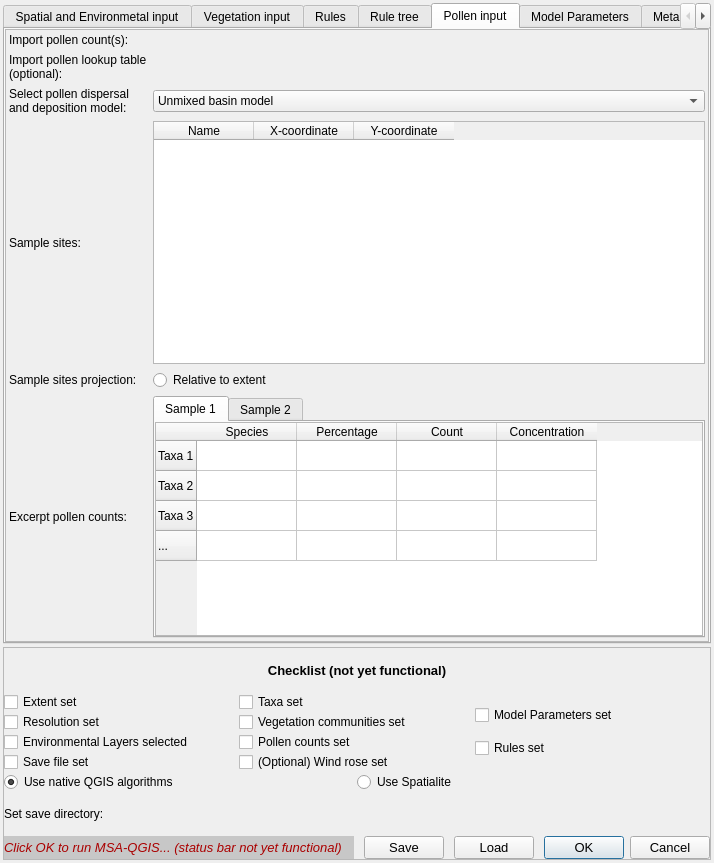
First picture: the form in MSA_QGIS_dialog_base.ui, repository ThyavdBerg/MSA-Q, before the edit.
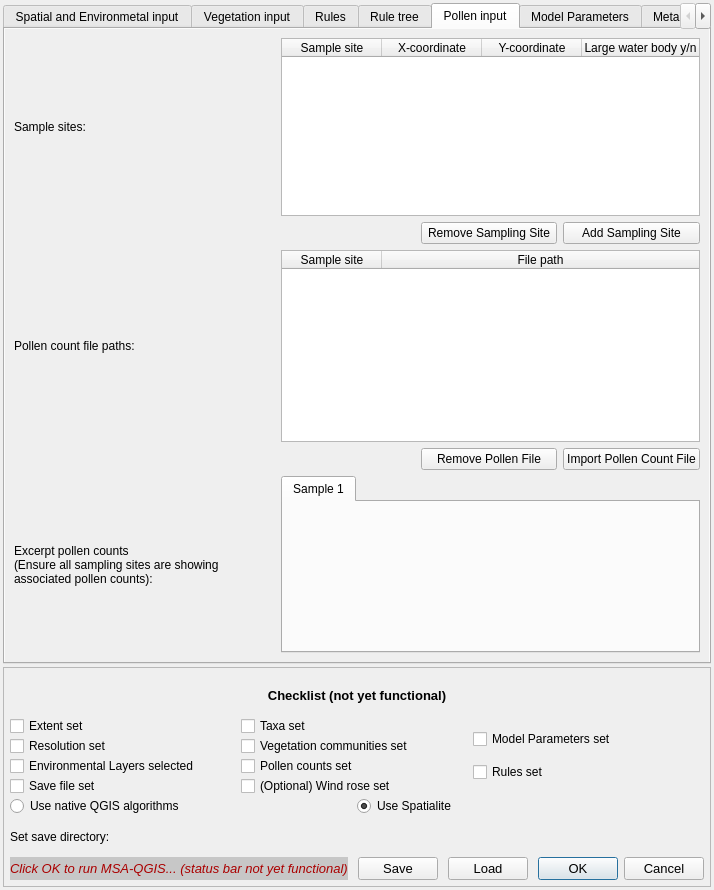
Second picture: the form after the edit. Custom widgets are drawn as their Qt base class.

Commit message: Can now add the sampling sites as well as a link to the pollen counts csv file for those sampling sites in the UI

Diff of the .ui file:
```diff
--- a/MSA_QGIS_dialog_base.ui
+++ b/MSA_QGIS_dialog_base.ui
@@ -10,7 +10,7 @@
     <x>0</x>
     <y>0</y>
     <width>714</width>
-    <height>863</height>
+    <height>890</height>
    </rect>
   </property>
   <property name="contextMenuPolicy">
@@ -51,15 +51,18 @@
     <number>3</number>
    </property>
    <item>
-    <layout class="QVBoxLayout" name="verticalLayout_overAll" stretch="1">
+    <layout class="QVBoxLayout" name="verticalLayout_overAll" stretch="0">
      <property name="spacing">
-      <number>0</number>
+      <number>3</number>
      </property>
      <item>
       <widget class="QTabWidget" name="tab_top">
        <property name="enabled">
         <bool>true</bool>
        </property>
+       <property name="styleSheet">
+        <string notr="true">tab_rules {background-color: rgb(240, 240, 240)};</string>
+       </property>
        <property name="currentIndex">
         <number>4</number>
        </property>
@@ -916,6 +919,12 @@
          </property>
          <item>
           <widget class="QScrollArea" name="scrollArea_3">
+           <property name="frameShape">
+            <enum>QFrame::NoFrame</enum>
+           </property>
+           <property name="lineWidth">
+            <number>0</number>
+           </property>
            <property name="widgetResizable">
             <bool>true</bool>
            </property>
@@ -924,106 +933,47 @@
              <rect>
               <x>0</x>
               <y>0</y>
-              <width>698</width>
-              <height>611</height>
+              <width>700</width>
+              <height>633</height>
              </rect>
             </property>
-            <layout class="QGridLayout" name="gridLayout_3" columnstretch="0,0,2">
-             <property name="leftMargin">
-              <number>3</number>
-             </property>
-             <property name="topMargin">
-              <number>3</number>
-             </property>
-             <property name="rightMargin">
-              <number>3</number>
-             </property>
-             <property name="bottomMargin">
-              <number>3</number>
-             </property>
-             <item row="0" column="0">
-              <widget class="QLabel" name="label_importPollen">
+            <layout class="QGridLayout" name="gridLayout_3" rowstretch="0,0,0,0,0">
+             <item row="3" column="3">
+              <widget class="QPushButton" name="pushButton_importPollen">
                <property name="text">
-                <string>Import pollen count(s):</string>
+                <string>Import Pollen Count File</string>
                </property>
-               <property name="wordWrap">
-                <bool>true</bool>
-               </property>
               </widget>
              </item>
-             <item row="0" column="1" colspan="2">
-              <widget class="QgsFileWidget" name="qgsFileWidget_importPollen"/>
-             </item>
-             <item row="1" column="0">
-              <widget class="QLabel" name="label_importLookup">
-               <property name="text">
-                <string>Import pollen lookup table (optional):</string>
-               </property>
-               <property name="wordWrap">
-                <bool>true</bool>
-               </property>
-              </widget>
-             </item>
-             <item row="1" column="1" colspan="2">
-              <widget class="QgsFileWidget" name="qgsFileWidget_importLookup"/>
-             </item>
-             <item row="2" column="0">
-              <widget class="QLabel" name="label_selModel">
-               <property name="toolTip">
-                <string>&lt;html&gt;&lt;head/&gt;&lt;body&gt;&lt;p&gt;Various pollen dispersal and deposition models are possible natively in MSA-QGIS&lt;/p&gt;&lt;/body&gt;&lt;/html&gt;</string>
-               </property>
-               <property name="text">
-                <string>Select pollen dispersal and deposition model:</string>
-               </property>
-               <property name="wordWrap">
-                <bool>true</bool>
-               </property>
-              </widget>
-             </item>
-             <item row="2" column="1" colspan="2">
-              <widget class="QComboBox" name="comboBox_dispModel">
-               <item>
-                <property name="text">
-                 <string>Unmixed basin model</string>
-                </property>
-               </item>
-               <item>
-                <property name="text">
-                 <string>Mixed basin model</string>
-                </property>
-               </item>
-               <item>
-                <property name="text">
-                 <string>1/d</string>
-                </property>
-               </item>
-               <item>
-                <property name="text">
-                 <string>1/d^2</string>
-                </property>
-               </item>
-               <item>
-                <property name="text">
-                 <string>1</string>
-                </property>
-               </item>
-              </widget>
-             </item>
-             <item row="3" column="0">
-              <widget class="QLabel" name="label_sites">
-               <property name="text">
-                <string>Sample sites:</string>
-               </property>
-               <property name="wordWrap">
-                <bool>true</bool>
-               </property>
-              </widget>
-             </item>
-             <item row="3" column="1" colspan="2">
+             <item row="0" column="1" colspan="3">
               <widget class="QTableWidget" name="tableWidget_sites">
+               <property name="sizeAdjustPolicy">
+                <enum>QAbstractScrollArea::AdjustToContents</enum>
+               </property>
+               <property name="editTriggers">
+                <set>QAbstractItemView::NoEditTriggers</set>
+               </property>
+               <property name="alternatingRowColors">
+                <bool>true</bool>
+               </property>
+               <property name="selectionMode">
+                <enum>QAbstractItemView::SingleSelection</enum>
+               </property>
+               <property name="selectionBehavior">
+                <enum>QAbstractItemView::SelectRows</enum>
+               </property>
+               <property name="wordWrap">
+                <bool>true</bool>
+               </property>
+               <property name="cornerButtonEnabled">
+                <bool>true</bool>
+               </property>
+               <attribute name="horizontalHeaderStretchLastSection">
+                <bool>true</bool>
+               </attribute>
                <column>
                 <property name="text">
-                 <string>Name</string>
+                 <string>Sample site</string>
                 </property>
                </column>
                <column>
@@ -1036,111 +986,104 @@
                  <string>Y-coordinate</string>
                 </property>
                </column>
+               <column>
+                <property name="text">
+                 <string>Large water body y/n</string>
+                </property>
+               </column>
               </widget>
              </item>
-             <item row="4" column="0">
-              <widget class="QLabel" name="label_sites_2">
-               <property name="text">
-                <string>Sample sites projection:</string>
+             <item row="2" column="1" colspan="3">
+              <widget class="QTableWidget" name="tableWidget_pollenFile">
+               <property name="editTriggers">
+                <set>QAbstractItemView::NoEditTriggers</set>
                </property>
-               <property name="wordWrap">
-                <bool>true</bool>
+               <property name="selectionMode">
+                <enum>QAbstractItemView::SingleSelection</enum>
                </property>
-              </widget>
-             </item>
-             <item row="4" column="1">
-              <widget class="QRadioButton" name="radioButton">
-               <property name="text">
-                <string>Relative to extent</string>
+               <property name="selectionBehavior">
+                <enum>QAbstractItemView::SelectRows</enum>
                </property>
+               <attribute name="horizontalHeaderStretchLastSection">
+                <bool>true</bool>
+               </attribute>
+               <column>
+                <property name="text">
+                 <string>Sample site</string>
+                </property>
+               </column>
+               <column>
+                <property name="text">
+                 <string>File path</string>
+                </property>
+               </column>
               </widget>
              </item>
-             <item row="4" column="2">
-              <widget class="QgsProjectionSelectionWidget" name="mQgsProjectionSelectionWidget"/>
-             </item>
-             <item row="5" column="0">
-              <widget class="QLabel" name="label_pollenCounts">
+             <item row="1" column="3">
+              <widget class="QPushButton" name="pushButton_addSite">
                <property name="text">
-                <string>Excerpt pollen counts:</string>
+                <string>Add Sampling Site</string>
                </property>
-               <property name="wordWrap">
-                <bool>true</bool>
-               </property>
               </widget>
              </item>
-             <item row="5" column="1" colspan="2">
+             <item row="4" column="1" colspan="3">
               <widget class="QTabWidget" name="tabWidget_countSheets">
                <property name="currentIndex">
                 <number>0</number>
                </property>
-               <widget class="QWidget" name="tab_Sample1">
+               <widget class="QWidget" name="tab_dummySample">
+                <property name="enabled">
+                 <bool>false</bool>
+                </property>
                 <attribute name="title">
                  <string>Sample 1</string>
                 </attribute>
-                <layout class="QVBoxLayout" name="verticalLayout_3">
-                 <property name="leftMargin">
-                  <number>0</number>
-                 </property>
-                 <property name="topMargin">
-                  <number>0</number>
-                 </property>
-                 <property name="rightMargin">
-                  <number>0</number>
-                 </property>
-                 <property name="bottomMargin">
-                  <number>0</number>
-                 </property>
-                 <item>
-                  <widget class="QTableWidget" name="tableWidget_countSheet">
-                   <row>
-                    <property name="text">
-                     <string>Taxa 1</string>
-                    </property>
-                   </row>
-                   <row>
-                    <property name="text">
-                     <string>Taxa 2</string>
-                    </property>
-                   </row>
-                   <row>
-                    <property name="text">
-                     <string>Taxa 3</string>
-                    </property>
-                   </row>
-                   <row>
-                    <property name="text">
-                     <string>...</string>
-                    </property>
-                   </row>
-                   <column>
-                    <property name="text">
-                     <string>Species</string>
-                    </property>
-                   </column>
-                   <column>
-                    <property name="text">
-                     <string>Percentage</string>
-                    </property>
-                   </column>
-                   <column>
-                    <property name="text">
-                     <string>Count</string>
-                    </property>
-                   </column>
-                   <column>
-                    <property name="text">
-                     <string>Concentration</string>
-                    </property>
-                   </column>
-                  </widget>
-                 </item>
-                </layout>
                </widget>
-               <widget class="QWidget" name="tab_Sample2">
-                <attribute name="title">
-                 <string>Sample 2</string>
-                </attribute>
-               </widget>
+              </widget>
+             </item>
+             <item row="2" column="0">
+              <widget class="QLabel" name="label_4">
+               <property name="text">
+                <string>Pollen count file paths:</string>
+               </property>
+               <property name="wordWrap">
+                <bool>true</bool>
+               </property>
+              </widget>
+             </item>
+             <item row="0" column="0">
+              <widget class="QLabel" name="label_sites">
+               <property name="text">
+                <string>Sample sites:</string>
+               </property>
+               <property name="wordWrap">
+                <bool>true</bool>
+               </property>
+              </widget>
+             </item>
+             <item row="4" column="0">
+              <widget class="QLabel" name="label_pollenCounts">
+               <property name="text">
+                <string>Excerpt pollen counts 
+(Ensure all sampling sites are showing associated pollen counts):</string>
+               </property>
+               <property name="wordWrap">
+                <bool>true</bool>
+               </property>
+              </widget>
+             </item>
+             <item row="1" column="2">
+              <widget class="QPushButton" name="pushButton_removeSite">
+               <property name="text">
+                <string>Remove Sampling Site</string>
+               </property>
+              </widget>
+             </item>
+             <item row="3" column="2">
+              <widget class="QPushButton" name="pushButton_removePollenFile">
+               <property name="text">
+                <string>Remove Pollen File</string>
+               </property>
               </widget>
              </item>
             </layout>
@@ -1156,6 +1099,75 @@
         <attribute name="title">
          <string>Model Parameters</string>
         </attribute>
+        <widget class="QComboBox" name="comboBox_dispModel">
+         <property name="geometry">
+          <rect>
+           <x>170</x>
+           <y>20</y>
+           <width>69</width>
+           <height>22</height>
+          </rect>
+         </property>
+        </widget>
+        <widget class="QLabel" name="label">
+         <property name="geometry">
+          <rect>
+           <x>10</x>
+           <y>30</y>
+           <width>141</width>
+           <height>16</height>
+          </rect>
+         </property>
+         <property name="text">
+          <string>Model for distance weighting</string>
+         </property>
+        </widget>
+        <widget class="QgsFileWidget" name="mQgsFileWidget">
+         <property name="geometry">
+          <rect>
+           <x>170</x>
+           <y>70</y>
+           <width>90</width>
+           <height>27</height>
+          </rect>
+         </property>
+        </widget>
+        <widget class="QLabel" name="label_2">
+         <property name="geometry">
+          <rect>
+           <x>10</x>
+           <y>80</y>
+           <width>101</width>
+           <height>16</height>
+          </rect>
+         </property>
+         <property name="text">
+          <string>Import Lookup Table</string>
+         </property>
+        </widget>
+        <widget class="QTableWidget" name="tableWidget">
+         <property name="geometry">
+          <rect>
+           <x>170</x>
+           <y>110</y>
+           <width>256</width>
+           <height>192</height>
+          </rect>
+         </property>
+        </widget>
+        <widget class="QLabel" name="label_3">
+         <property name="geometry">
+          <rect>
+           <x>20</x>
+           <y>180</y>
+           <width>91</width>
+           <height>16</height>
+          </rect>
+         </property>
+         <property name="text">
+          <string>Lookup table</string>
+         </property>
+        </widget>
        </widget>
        <widget class="QWidget" name="tab_metadata">
         <property name="enabled">
@@ -1183,7 +1195,7 @@
         <x>0</x>
         <y>0</y>
         <width>706</width>
-        <height>211</height>
+        <height>218</height>
        </rect>
       </property>
       <layout class="QHBoxLayout" name="horizontalLayout_20" stretch="0">
@@ -1204,6 +1216,18 @@
        </property>
        <item>
         <layout class="QVBoxLayout" name="verticalLayout_16" stretch="1,1,1,1,1">
+         <property name="leftMargin">
+          <number>6</number>
+         </property>
+         <property name="topMargin">
+          <number>6</number>
+         </property>
+         <property name="rightMargin">
+          <number>6</number>
+         </property>
+         <property name="bottomMargin">
+          <number>6</number>
+         </property>
          <item>
           <widget class="QLabel" name="label_checklist">
            <property name="font">
@@ -1318,7 +1342,7 @@
               <string>Use native QGIS algorithms</string>
              </property>
              <property name="checked">
-              <bool>true</bool>
+              <bool>false</bool>
              </property>
             </widget>
            </item>
@@ -1331,7 +1355,7 @@
               <string>Use Spatialite</string>
              </property>
              <property name="checked">
-              <bool>false</bool>
+              <bool>true</bool>
              </property>
             </widget>
            </item>
@@ -1457,11 +1481,6 @@
    <extends>QWidget</extends>
    <header>qgsfilewidget.h</header>
   </customwidget>
-  <customwidget>
-   <class>QgsProjectionSelectionWidget</class>
-   <extends>QWidget</extends>
-   <header>qgsprojectionselectionwidget.h</header>
-  </customwidget>
  </customwidgets>
  <resources/>
  <connections>
```
Left out of the diff: 28 changed lines with no effect on the pictures. The commit also changes 8 other files.
